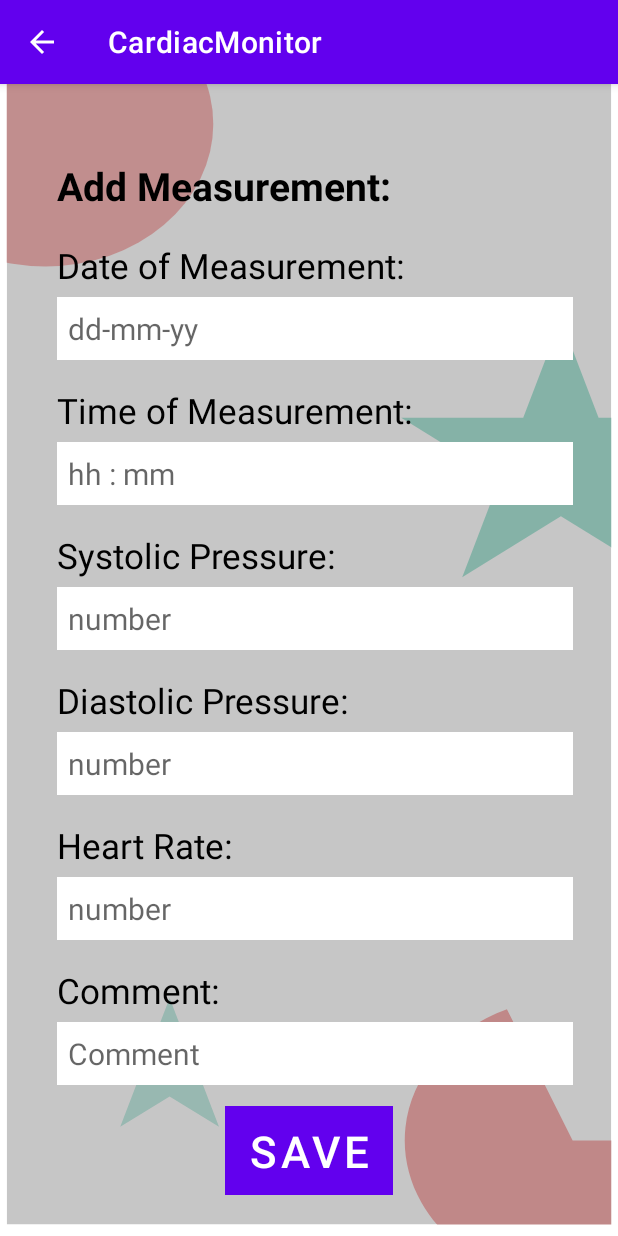
After one commit to Tasfia-faija/cardiacMonitor, an Android app: the AddActivity screen opened directly, with no data from a screen before it, on a phone screen of 412 x 824 dp. The commit adds this screen. Run offline under Robolectric (Android 15) with nearby library versions, the phone set to English and light mode, and no system bars.

Commit message:
created add data activity by eimu

```diff
--- a/CardiacMonitor/app/build.gradle
+++ b/CardiacMonitor/app/build.gradle
@@ -11,7 +11,7 @@ android {
         targetSdk 32
         versionCode 1
         versionName "1.0"
-
+        vectorDrawables.useSupportLibrary = true
         testInstrumentationRunner "androidx.test.runner.AndroidJUnitRunner"
     }
 
--- a/CardiacMonitor/app/src/main/AndroidManifest.xml
+++ b/CardiacMonitor/app/src/main/AndroidManifest.xml
@@ -13,6 +13,9 @@
         android:supportsRtl="true"
         android:theme="@style/Theme.CardiacMonitor"
         tools:targetApi="31">
+        <activity android:parentActivityName=".MainActivity"
+            android:name=".AddActivity"
+            android:exported="false" />
         <activity
             android:name=".MainActivity"
             android:exported="false" />
--- /dev/null
+++ b/CardiacMonitor/app/src/main/java/com/eimu/cardiacmonitor/AddActivity.java
@@ -0,0 +1,14 @@
+package com.eimu.cardiacmonitor;
+
+import androidx.appcompat.app.AppCompatActivity;
+
+import android.os.Bundle;
+
+public class AddActivity extends AppCompatActivity {
+
+    @Override
+    protected void onCreate(Bundle savedInstanceState) {
+        super.onCreate(savedInstanceState);
+        setContentView(R.layout.activity_add);
+    }
+}
--- a/CardiacMonitor/app/src/main/java/com/eimu/cardiacmonitor/MainActivity.java
+++ b/CardiacMonitor/app/src/main/java/com/eimu/cardiacmonitor/MainActivity.java
@@ -1,15 +1,33 @@
 package com.eimu.cardiacmonitor;
 
 import androidx.appcompat.app.AppCompatActivity;
+import androidx.recyclerview.widget.RecyclerView;
 
+import android.content.Intent;
 import android.os.Bundle;
 import android.os.Handler;
+import android.view.View;
+
+import com.google.android.material.floatingactionbutton.FloatingActionButton;
 
 public class MainActivity extends AppCompatActivity {
+
+    RecyclerView recyclerView;
+    FloatingActionButton add_button;
 
     @Override
     protected void onCreate(Bundle savedInstanceState) {
         super.onCreate(savedInstanceState);
         setContentView(R.layout.activity_main);
 
+        recyclerView = findViewById(R.id.recycleview);
+        add_button = findViewById(R.id.add_button);
+        add_button.setOnClickListener(new View.OnClickListener() {
+            @Override
+            public void onClick(View view) {
+                Intent intent  = new Intent(MainActivity.this, AddActivity.class);
+                startActivity(intent);
+            }
+        });
+
 }}
--- /dev/null
+++ b/CardiacMonitor/app/src/main/java/com/eimu/cardiacmonitor/MyDatabaseHelper.java
@@ -0,0 +1,45 @@
+package com.eimu.cardiacmonitor;
+
+import android.content.Context;
+import android.database.sqlite.SQLiteDatabase;
+import android.database.sqlite.SQLiteOpenHelper;
+
+import androidx.annotation.Nullable;
+
+public class MyDatabaseHelper extends SQLiteOpenHelper {
+
+    private  Context context;
+    private static final String DATABASE_NAME = "CardiacLibrary.db";
+    private static final int DATABASE_VERSION = 1;
+
+    private  static  final String  TABLE_NAME = "cardiac_monitor";
+    private  static  final String  COLUMN_ID = "_id";
+    private  static  final String  COLUMN_DATE_MEASURE = "date_measure";
+    private  static  final String  COLUMN_TIME_MEASURE = "time_measure";
+    private  static  final String  COLUMN_SYSTOLIC = "systolic";
+    private  static  final String  COLUMN_DIASTOLIC = "diastolic";
+    private  static  final String  COLUMN_HEART_RATE = "heart_rate";
+    private  static  final String  COLUMN_COMMENT = "comment";
+    public MyDatabaseHelper(@Nullable Context context) {
+        super(context, DATABASE_NAME , null, DATABASE_VERSION);
+        this.context = context;
+    }
+
+    @Override
+    public void onCreate(SQLiteDatabase db) {
+       String query = "CREATE TABLE " + TABLE_NAME + " (" + COLUMN_ID + " INTEGER PRIMRAY KEY AUTOINCREMENT, "+
+                                COLUMN_DATE_MEASURE + " TEXT, "+
+                                COLUMN_TIME_MEASURE + " TEXT "+
+                                COLUMN_SYSTOLIC + " TEXT, " +
+                                COLUMN_DIASTOLIC + " TEXT, "+
+                                COLUMN_HEART_RATE + " TEXT ," +
+                                COLUMN_COMMENT + " TEXT);";
+       db.execSQL(query);
+    }
+
+    @Override
+    public void onUpgrade(SQLiteDatabase db, int i, int i1) {
+        db.execSQL("DROP TABLE IF EXISTS " + TABLE_NAME);
+        onCreate(db);
+    }
+}
--- /dev/null
+++ b/CardiacMonitor/app/src/main/res/drawable/ic_background.xml
@@ -0,0 +1,29 @@
+<vector xmlns:android="http://schemas.android.com/apk/res/android"
+    android:width="368dp"
+    android:height="808dp"
+    android:viewportWidth="368"
+    android:viewportHeight="808">
+  <group>
+    <clip-path
+        android:pathData="M4,0h360v800h-360z"/>
+    <path
+        android:pathData="M4,0h360v800h-360z"
+        android:fillColor="#C6C6C6"/>
+    <path
+        android:pathData="M441,741C441,759.07 436.1,776.8 426.83,792.31C417.56,807.82 404.26,820.53 388.35,829.08C372.43,837.64 354.49,841.72 336.44,840.9C318.39,840.07 300.9,834.37 285.83,824.4C270.76,814.43 258.67,800.57 250.85,784.28C243.03,767.99 239.77,749.89 241.42,731.89C243.06,713.9 249.55,696.69 260.2,682.09C270.84,667.48 285.24,656.04 301.87,648.97L341,741H441Z"
+        android:fillColor="#BF6C6C"
+        android:fillAlpha="0.68"/>
+    <path
+        android:pathData="M27,28m-100,0a100,100 0,1 1,200 0a100,100 0,1 1,-200 0"
+        android:fillColor="#BF6C6C"
+        android:fillAlpha="0.61"/>
+    <path
+        android:pathData="M334,165L356.45,234.1H429.11L370.33,276.8L392.78,345.9L334,303.2L275.22,345.9L297.67,276.8L238.89,234.1H311.55L334,165Z"
+        android:fillColor="#53A390"
+        android:fillAlpha="0.56"/>
+    <path
+        android:pathData="M101,641L112.23,675.55H148.55L119.16,696.9L130.39,731.45L101,710.1L71.61,731.45L82.84,696.9L53.45,675.55H89.77L101,641Z"
+        android:fillColor="#53A390"
+        android:fillAlpha="0.41"/>
+  </group>
+</vector>
--- /dev/null
+++ b/CardiacMonitor/app/src/main/res/drawable/ic_baseline_add_circle_24.xml
@@ -0,0 +1,5 @@
+<vector android:height="24dp" android:tint="#6E2277"
+    android:viewportHeight="24" android:viewportWidth="24"
+    android:width="24dp" xmlns:android="http://schemas.android.com/apk/res/android">
+    <path android:fillColor="@android:color/white" android:pathData="M12,2C6.48,2 2,6.48 2,12s4.48,10 10,10 10,-4.48 10,-10S17.52,2 12,2zM17,13h-4v4h-2v-4L7,13v-2h4L11,7h2v4h4v2z"/>
+</vector>
--- /dev/null
+++ b/CardiacMonitor/app/src/main/res/layout/activity_add.xml
@@ -0,0 +1,207 @@
+<?xml version="1.0" encoding="utf-8"?>
+<androidx.constraintlayout.widget.ConstraintLayout xmlns:android="http://schemas.android.com/apk/res/android"
+    xmlns:app="http://schemas.android.com/apk/res-auto"
+    xmlns:tools="http://schemas.android.com/tools"
+    android:layout_width="match_parent"
+    android:layout_height="match_parent"
+    android:background="@drawable/ic_background"
+    tools:context=".AddActivity">
+
+    <TextView
+        android:id="@+id/header"
+        android:layout_width="wrap_content"
+        android:layout_height="wrap_content"
+        android:layout_marginStart="38dp"
+        android:layout_marginTop="50dp"
+        android:text="Add Measurement:"
+        android:textColor="@color/black"
+        android:textSize="26sp"
+        android:textStyle="bold"
+        app:layout_constraintStart_toStartOf="parent"
+        app:layout_constraintTop_toTopOf="parent" />
+
+    <TextView
+        android:id="@+id/date"
+        android:layout_width="wrap_content"
+        android:layout_height="wrap_content"
+        android:layout_marginTop="20dp"
+        android:text="Date of Measurement:"
+        android:textColor="@color/black"
+        android:textSize="23sp"
+        app:layout_constraintStart_toStartOf="@+id/header"
+        app:layout_constraintTop_toBottomOf="@+id/header" />
+
+    <EditText
+        android:id="@+id/dateValue"
+        android:layout_width="fill_parent"
+        android:layout_height="wrap_content"
+        android:layout_marginStart="38dp"
+        android:layout_marginEnd="30dp"
+        android:layout_marginTop="5dp"
+        android:background="@color/white"
+        android:hint="dd-mm-yy"
+        android:inputType="text"
+        android:padding="7dp"
+        android:textColor="@color/black"
+        android:textSize="20sp"
+        app:layout_constraintStart_toStartOf="@+id/header"
+        app:layout_constraintTop_toBottomOf="@+id/date" />
+
+    <TextView
+        android:id="@+id/time"
+        android:layout_width="wrap_content"
+        android:layout_height="wrap_content"
+        android:layout_marginTop="65dp"
+        android:text="Time of Measurement:"
+        android:textColor="@color/black"
+        android:textSize="23sp"
+        app:layout_constraintStart_toStartOf="@+id/header"
+        app:layout_constraintTop_toBottomOf="@+id/date" />
+
+    <EditText
+        android:id="@+id/timeValue"
+        android:layout_width="fill_parent"
+        android:layout_height="wrap_content"
+        android:layout_marginStart="38dp"
+        android:layout_marginEnd="30dp"
+        android:layout_marginTop="5dp"
+        android:background="@color/white"
+        android:hint="hh : mm"
+        android:inputType="text"
+        android:padding="7dp"
+        android:textColor="@color/black"
+        android:textSize="20sp"
+        app:layout_constraintStart_toStartOf="@+id/header"
+        app:layout_constraintTop_toBottomOf="@+id/time" />
+
+    <TextView
+        android:id="@+id/systolic"
+        android:layout_width="wrap_content"
+        android:layout_height="wrap_content"
+        android:layout_marginTop="65dp"
+        android:text="Systolic Pressure:"
+        android:textColor="@color/black"
+        android:textSize="23sp"
+        app:layout_constraintStart_toStartOf="@+id/header"
+        app:layout_constraintTop_toBottomOf="@+id/time" />
+
+    <EditText
+        android:id="@+id/systolicValue"
+        android:layout_width="fill_parent"
+        android:layout_height="wrap_content"
+        android:layout_marginStart="38dp"
+        android:layout_marginEnd="30dp"
+        android:layout_marginTop="5dp"
+        android:background="@color/white"
+        android:hint="number"
+        android:inputType="number"
+        android:padding="7dp"
+        android:textColor="@color/black"
+        android:textSize="20sp"
+        app:layout_constraintStart_toStartOf="@+id/header"
+        app:layout_constraintTop_toBottomOf="@+id/systolic" />
+
+    <TextView
+        android:id="@+id/diastolic"
+        android:layout_width="wrap_content"
+        android:layout_height="wrap_content"
+        android:layout_marginTop="65dp"
+        android:text="Diastolic Pressure:"
+        android:textColor="@color/black"
+        android:textSize="23sp"
+        app:layout_constraintStart_toStartOf="@+id/header"
+        app:layout_constraintTop_toBottomOf="@+id/systolic" />
+
+    <EditText
+        android:id="@+id/diastolicValue"
+        android:layout_width="fill_parent"
+        android:layout_height="wrap_content"
+        android:layout_marginStart="38dp"
+        android:layout_marginEnd="30dp"
+        android:layout_marginTop="5dp"
+        android:background="@color/white"
+        android:hint="number"
+        android:inputType="number"
+        android:padding="7dp"
+        android:textColor="@color/black"
+        android:textSize="20sp"
+        app:layout_constraintStart_toStartOf="@+id/header"
+        app:layout_constraintTop_toBottomOf="@+id/diastolic" />
+
+    <TextView
+        android:id="@+id/heartRate"
+        android:layout_width="wrap_content"
+        android:layout_height="wrap_content"
+        android:layout_marginTop="65dp"
+        android:text="Heart Rate:"
+        android:textColor="@color/black"
+        android:textSize="23sp"
+        app:layout_constraintStart_toStartOf="@+id/header"
+        app:layout_constraintTop_toBottomOf="@+id/diastolic" />
+
+    <EditText
+        android:id="@+id/heartRateValue"
+        android:layout_width="fill_parent"
+        android:layout_height="wrap_content"
+        android:layout_marginStart="38dp"
+        android:layout_marginEnd="30dp"
+        android:layout_marginTop="5dp"
+        android:background="@color/white"
+        android:hint="number"
+        android:inputType="number"
+        android:padding="7dp"
+        android:textColor="@color/black"
+        android:textSize="20sp"
+        app:layout_constraintStart_toStartOf="@+id/header"
+        app:layout_constraintTop_toBottomOf="@+id/heartRate" />
+
+    <TextView
+        android:id="@+id/comment"
+        android:layout_width="wrap_content"
+        android:layout_height="wrap_content"
+        android:layout_marginTop="65dp"
+        android:text="Comment:"
+        android:textColor="@color/black"
+        android:textSize="23sp"
+        app:layout_constraintStart_toStartOf="@+id/header"
+        app:layout_constraintTop_toBottomOf="@+id/heartRate" />
+
+    <EditText
+        android:id="@+id/commentValue"
+        android:layout_width="fill_parent"
+        android:layout_height="wrap_content"
+        android:layout_marginStart="38dp"
+        android:layout_marginEnd="30dp"
+        android:layout_marginTop="5dp"
+        android:background="@color/white"
+        android:backgroundTint="@color/white"
+        android:hint="Comment"
+        android:inputType="textMultiLine"
+        android:padding="7dp"
+        android:textColor="@color/black"
+        android:textSize="20sp"
+        app:layout_constraintStart_toStartOf="@+id/header"
+        app:layout_constraintTop_toBottomOf="@+id/comment" />
+
+    <FrameLayout
+        android:id="@+id/updateFrameLayout"
+        android:layout_width="wrap_content"
+        android:layout_height="wrap_content"
+        android:background="@color/white"
+        app:layout_constraintEnd_toEndOf="parent"
+        app:layout_constraintStart_toStartOf="parent"
+        app:layout_constraintBottom_toBottomOf="parent"
+        android:backgroundTint="#7A0D0D"
+        android:layout_marginBottom="27dp"
+        tools:ignore="MissingConstraints">
+
+        <Button
+            android:id="@+id/addButton"
+            android:layout_width="fill_parent"
+            android:layout_height="wrap_content"
+            android:textSize="29sp"
+            android:background="@color/cardview_light_background"
+            android:text="Save"
+            />
+    </FrameLayout>
+</androidx.constraintlayout.widget.ConstraintLayout>
--- a/CardiacMonitor/app/src/main/res/layout/activity_main.xml
+++ b/CardiacMonitor/app/src/main/res/layout/activity_main.xml
@@ -6,13 +6,26 @@
     android:layout_height="match_parent"
     tools:context=".MainActivity">
 
-    <TextView
-        android:layout_width="wrap_content"
-        android:layout_height="wrap_content"
-        android:text="Hello World!"
+    <androidx.recyclerview.widget.RecyclerView
+        android:id="@+id/recycleview"
+        android:layout_width="409dp"
+        android:layout_height="729dp"
         app:layout_constraintBottom_toBottomOf="parent"
-        app:layout_constraintEnd_toEndOf="parent"
         app:layout_constraintStart_toStartOf="parent"
         app:layout_constraintTop_toTopOf="parent" />
 
+    <com.google.android.material.floatingactionbutton.FloatingActionButton
+        android:id="@+id/add_button"
+        android:layout_width="wrap_content"
+        android:layout_height="wrap_content"
+        android:layout_marginEnd="16dp"
+        android:layout_marginBottom="40dp"
+        android:clickable="true"
+        android:contentDescription="@string/app_name"
+        android:focusable="true"
+        app:layout_constraintBottom_toBottomOf="parent"
+        app:layout_constraintEnd_toEndOf="parent"
+        app:rippleColor="#792BA3"
+        app:srcCompat="@drawable/ic_baseline_add_circle_24"
+        tools:ignore="MissingConstraints" />
 </androidx.constraintlayout.widget.ConstraintLayout>
--- a/CardiacMonitor/app/src/main/res/values/colors.xml
+++ b/CardiacMonitor/app/src/main/res/values/colors.xml
@@ -6,5 +6,9 @@
     <color name="teal_200">#FF03DAC5</color>
     <color name="teal_700">#FF018786</color>
     <color name="black">#FF000000</color>
+    <color name="colorPrimary">#C3473E</color>
     <color name="white">#FFFFFFFF</color>
+    <color name="normal">#FF000000</color>
+    <color name="good">#FF018786</color>
+    <color name="critical">#C3473E</color>
 </resources>
```
